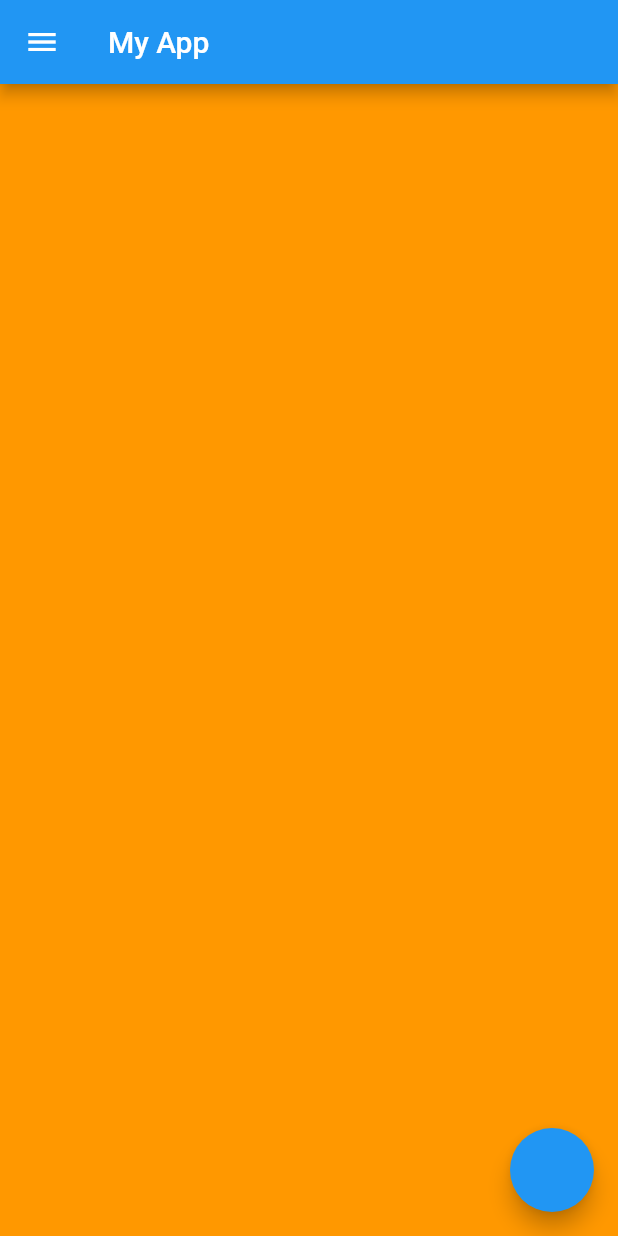
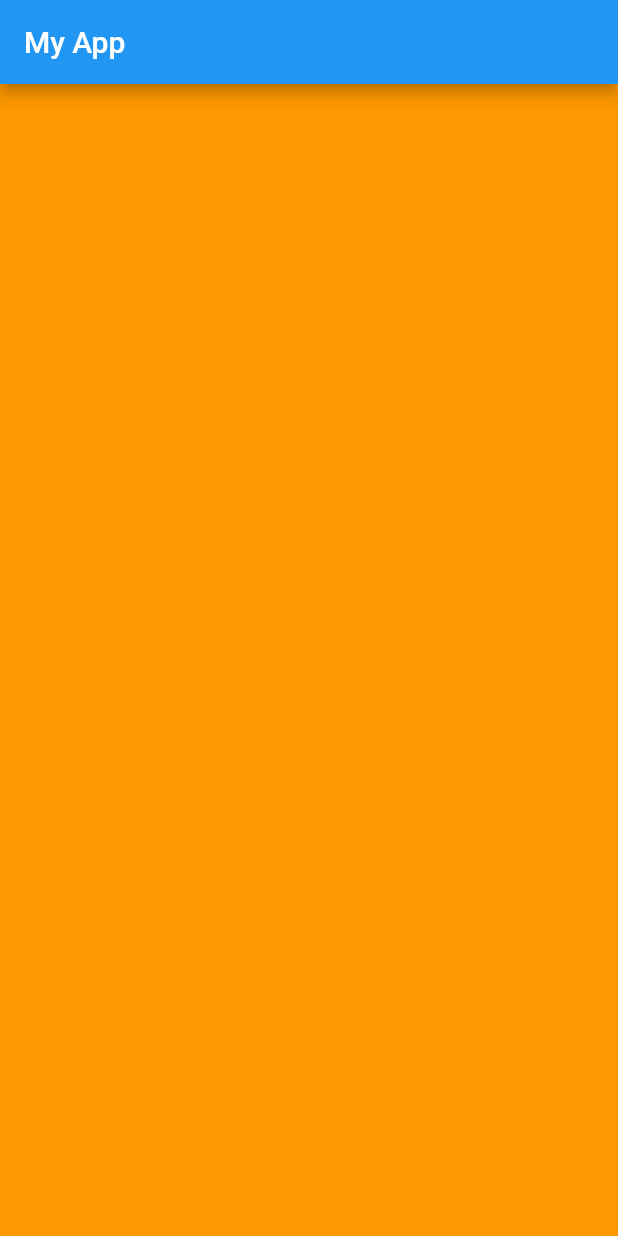
Before and after one commit to anaBeatrizWalker/flutter_application_1, a Flutter app: the screen it shows after launch, on a phone screen of 412 x 824 dp. Run offline on Flutter 3.47's test engine with Material 2 defaults, Android fonts, the phone set to English and light mode, and no system bars.

Commit message:
Organizando o código com métodos

```diff
--- a/lib/main.dart
+++ b/lib/main.dart
@@ -17,8 +17,12 @@ class MyApp extends StatelessWidget {
         theme: ThemeData(
           primaryColor: Colors.blue,
         ),
+        home: metodoHome());
+  }
+
+  metodoHome() {
     //Widget que permite criar outros do Material Design dentro dele
-      home: Scaffold(
+    return Scaffold(
       //appBar widget de título da tela
       appBar: AppBar(
         title: Text("My App"),
@@ -27,15 +31,6 @@ class MyApp extends StatelessWidget {
       body: Container(
         color: Colors.orange,
       ),
-        //drawer = widget de menu
-        drawer: Container(
-          color: Colors.amber,
-        ),
-        //floatingActionButton = widget de botão
-        floatingActionButton: FloatingActionButton(
-          onPressed: () {},
-        ),
-      ),
     );
   }
 }
```
Lines whose indentation alone changed are shown as unchanged.
